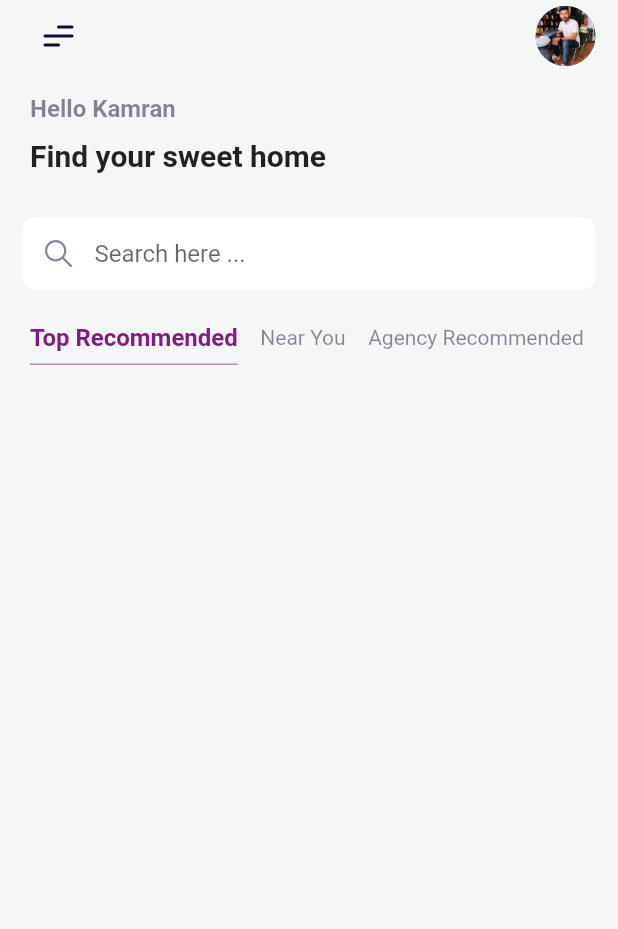
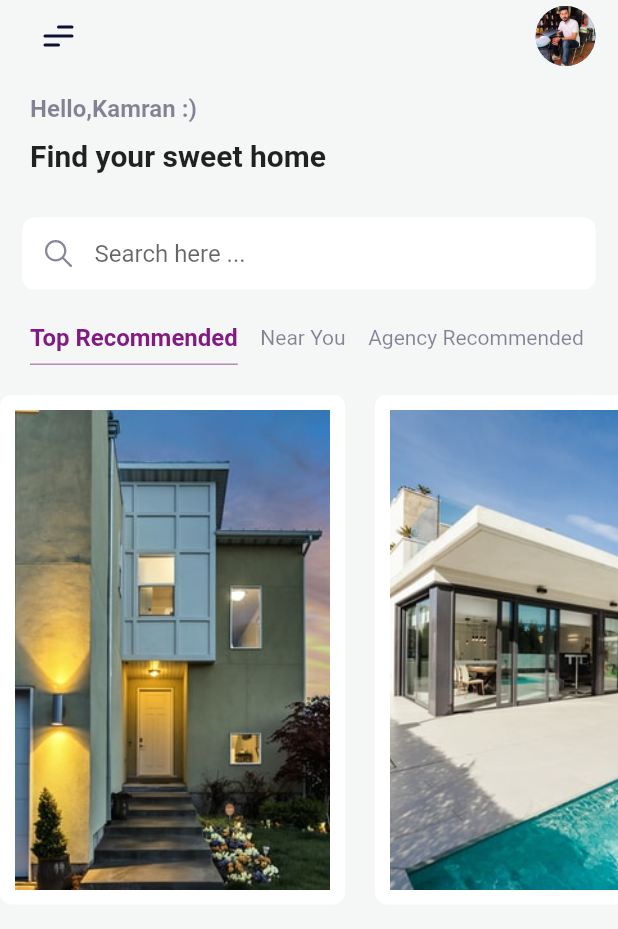
Before and after one commit to kamrunz/rent_app_ui, a Flutter app: the screen it shows after launch, on a phone screen of 412 x 824 dp. Shown: the top 929 px of the screen. Run offline on Flutter 3.47's test engine with Material 2 defaults, Android fonts, the phone set to English and light mode, and no system bars; our stand-ins replace flutter_svg.

Commit message:
new commit

```diff
--- a/lib/models/house.dart
+++ b/lib/models/house.dart
@@ -0,0 +1,25 @@
+class House {
+  String name;
+  String address;
+  String imageUrl;
+
+  House(this.name, this.address, this.imageUrl);
+
+  static List<House> generateRecommended() {
+    return [
+      House('The Moon House', 'P455, Chhatak, Sylhet',
+          'assets/images/house01.jpeg'),
+      House('The Moon House', 'P455, Chhatak, Sylhet',
+          'assets/images/house02.jpeg'),
+    ];
+  }
+
+  static List<House> generateBestOffer() {
+    return [
+      House('The Moon House', 'P455, Chhatak, Sylhet',
+          'assets/images/offer01.jpeg'),
+      House('The Moon House', 'P455, Chhatak, Sylhet',
+          'assets/images/offer02.jpeg'),
+    ];
+  }
+}
--- a/lib/screens/home/home.dart
+++ b/lib/screens/home/home.dart
@@ -1,6 +1,7 @@
 import 'package:flutter/material.dart';
 import 'package:rent_app/widgets/home/categories.dart';
 import 'package:rent_app/widgets/home/custom_app_bar.dart';
+import 'package:rent_app/widgets/home/recommended_house.dart';
 import 'package:rent_app/widgets/home/search_input.dart';
 import 'package:rent_app/widgets/home/welcome_text.dart';
 
@@ -19,6 +20,10 @@ class HomePage extends StatelessWidget {
             WelcomeText(),
             SearchInput(),
             Categories(),
+            const SizedBox(
+              height: 20,
+            ),
+            RecommendedHouse(),
           ],
         ),
       ),
--- a/lib/widgets/home/custom_app_bar.dart
+++ b/lib/widgets/home/custom_app_bar.dart
@@ -14,7 +14,9 @@ class CustomAppBar extends StatelessWidget implements PreferredSizeWidget {
           children: [
             IconButton(
               onPressed: () {},
-              icon: SvgPicture.asset('assets/icons/menu.svg'),
+              icon: SvgPicture.asset(
+                'assets/icons/menu.svg',
+              ),
             ),
             CircleAvatar(
               backgroundImage: AssetImage('assets/images/avatar.jpeg'),
--- a/lib/widgets/home/recommended_house.dart
+++ b/lib/widgets/home/recommended_house.dart
@@ -0,0 +1,33 @@
+import 'package:flutter/material.dart';
+import 'package:rent_app/models/house.dart';
+
+class RecommendedHouse extends StatelessWidget {
+  final recommendedList = House.generateRecommended();
+
+  @override
+  Widget build(BuildContext context) {
+    return Container(
+      height: 340,
+      child: ListView.separated(
+        scrollDirection: Axis.horizontal,
+        itemBuilder: (context, index) => Container(
+          height: 300,
+          width: 230,
+          padding: const EdgeInsets.all(10),
+          decoration: BoxDecoration(
+            color: Colors.white,
+            borderRadius: BorderRadius.circular(8),
+          ),
+          child: Image.asset(
+            recommendedList[index].imageUrl,
+            fit: BoxFit.cover,
+          ),
+        ),
+        separatorBuilder: (_, index) => SizedBox(
+          width: 20,
+        ),
+        itemCount: recommendedList.length,
+      ),
+    );
+  }
+}
--- a/lib/widgets/home/welcome_text.dart
+++ b/lib/widgets/home/welcome_text.dart
@@ -6,12 +6,12 @@ class WelcomeText extends StatelessWidget {
   @override
   Widget build(BuildContext context) {
     return Container(
-      padding: EdgeInsets.symmetric(horizontal: 20, vertical: 15),
+      padding: const EdgeInsets.symmetric(horizontal: 20, vertical: 15),
       child: Column(
         crossAxisAlignment: CrossAxisAlignment.start,
         children: [
           Text(
-            "Hello Kamran",
+            "Hello,Kamran :)",
             style: Theme.of(context)
                 .textTheme
                 .bodyText1!
```
